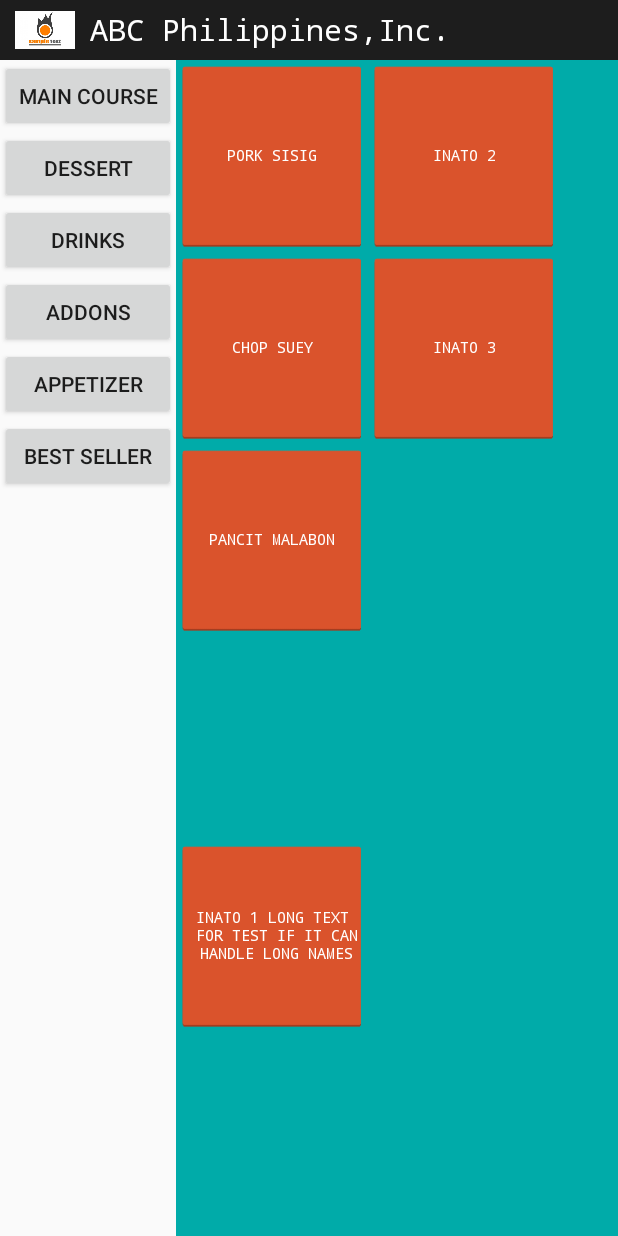
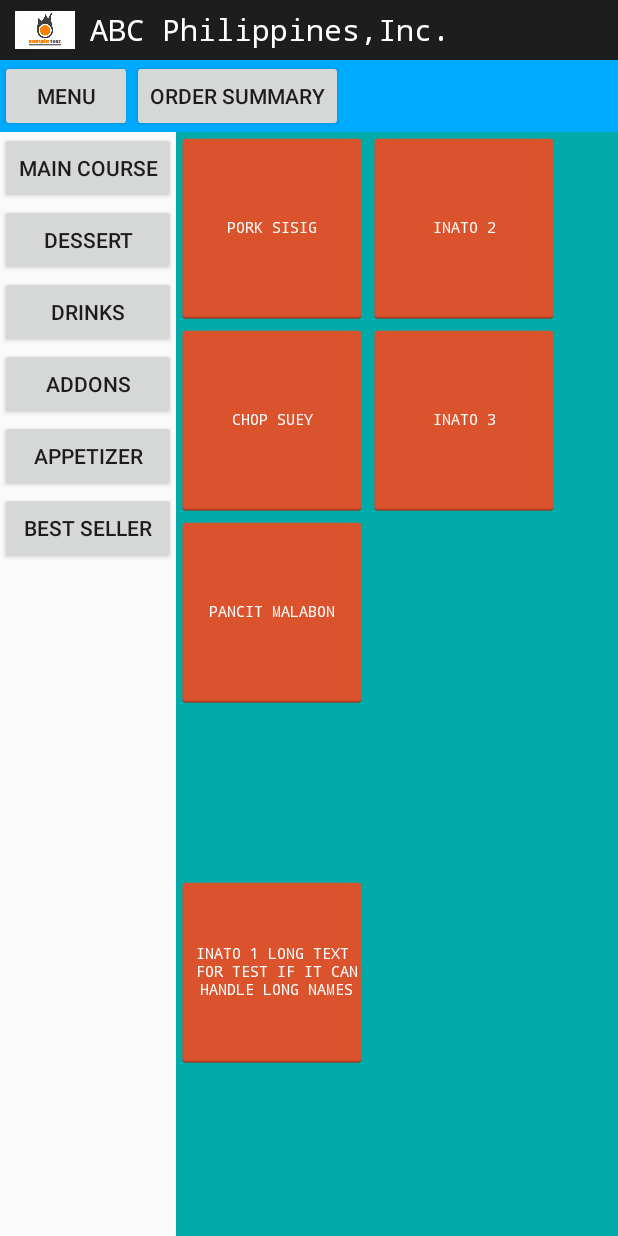
Before and after one commit to lesterlecong/androidPOS, an Android app: the screen it shows after launch (MainActivity), on a phone screen of 412 x 824 dp. Run offline under Robolectric (Android 15) with nearby library versions, the phone set to English and light mode, and no system bars.

Commit message:
add tabs on top of menus

```diff
--- a/app/src/main/res/layout/activity_main.xml
+++ b/app/src/main/res/layout/activity_main.xml
@@ -25,7 +25,32 @@
             android:layout_height="wrap_content"
             android:text="@string/company_name" />
     </LinearLayout>
+    <LinearLayout
+        android:layout_width="match_parent"
+        android:layout_height="wrap_content">
 
+        <HorizontalScrollView
+            android:layout_width="match_parent"
+            android:layout_height="match_parent"
+            android:background="#00abff">
+            <LinearLayout
+                android:layout_width="match_parent"
+                android:layout_height="match_parent"
+                android:orientation="horizontal">
+                <Button
+                    android:id="@+id/tab1"
+                    android:layout_width="wrap_content"
+                    android:layout_height="wrap_content"
+                    android:text="Menu" />
+                <Button
+                    android:id="@+id/tab2"
+                    android:layout_width="wrap_content"
+                    android:layout_height="wrap_content"
+                    android:text="Order Summary" />
+
+            </LinearLayout>
+        </HorizontalScrollView>
+    </LinearLayout>
     <LinearLayout
         android:layout_width="match_parent"
         android:layout_height="match_parent"
```
